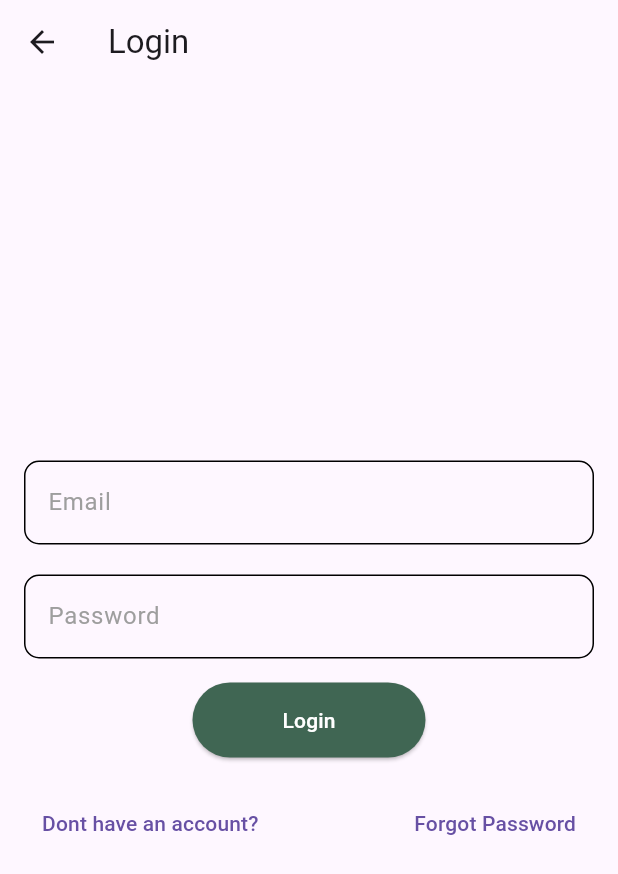
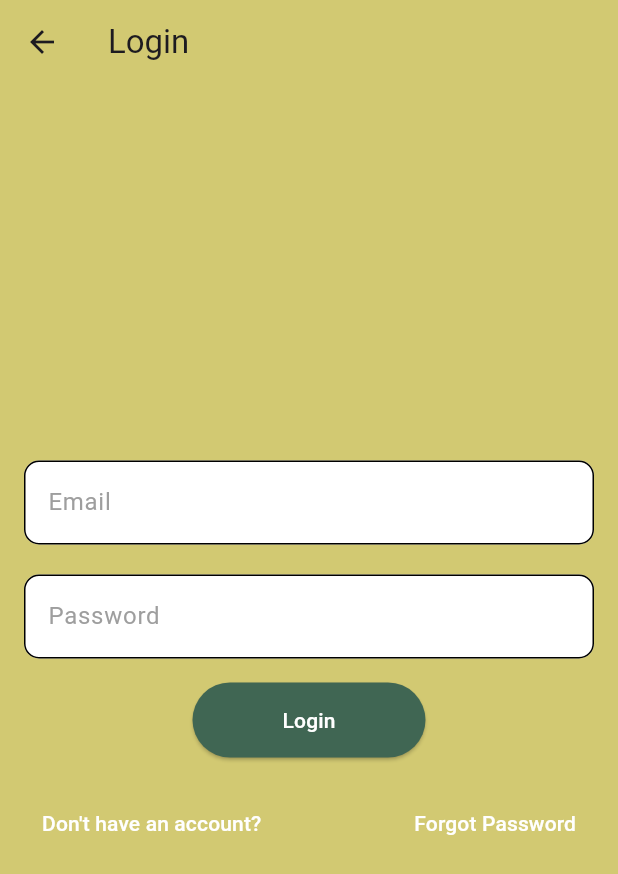
Before and after one commit to Ginsaama/Tricycle-Monitoring-Information-System, a Flutter app: the screen it shows after launch, after a tap on "Login", on a phone screen of 412 x 824 dp. Shown: the top 874 px of the screen. Run offline on Flutter 3.47's test engine with Material 3 defaults, Android fonts, the phone set to English and light mode, and no system bars; our stand-ins replace fluttertoast, sqflite; accounts and stored records are empty.

Commit message:
Revised Homepage, Login, Sign Up

```diff
--- a/lib/main.dart
+++ b/lib/main.dart
@@ -3,82 +3,108 @@ import 'package:login2/pages/loginPage.dart';
 import 'package:login2/pages/signupPage.dart';
 
 void main() {
-  runApp(MyApp());
+  runApp(const MyApp());
 }
 
 class MyApp extends StatelessWidget {
+  const MyApp({super.key});
+
   @override
   Widget build(BuildContext context) {
-    return MaterialApp(
-      title: 'Your App',
-      home: YourHomePage(), // Replace with your main home page
+    return const MaterialApp(
+      debugShowCheckedModeBanner: false,
+      home: Directionality(
+        textDirection: TextDirection.ltr,
+        child: YourHomePage(),
+      ),
     );
   }
 }
 
 class YourHomePage extends StatelessWidget {
+  const YourHomePage({super.key});
+
   @override
   Widget build(BuildContext context) {
-    return Scaffold(
-      appBar: AppBar(
-        title: Text('Home'),
+    return MaterialApp(
+      debugShowCheckedModeBanner: false,
+      home: Scaffold(
+        backgroundColor: const Color(0xFFD2C972),
+        body: Column(
+          children: <Widget>[
+            SizedBox(
+              height: MediaQuery.of(context).size.height * 0.7,
+              child: const Center(
+                child: Text(
+                  'TrikeGo',
+                  style: TextStyle(
+                    fontSize: 24,
+                    color: Colors.white,
                   ),
-      body: Center(
+                ),
+              ),
+            ),
+            SizedBox(
+              height: MediaQuery.of(context).size.height * 0.3,
+              child: Center(
                 child: Column(
                   mainAxisAlignment: MainAxisAlignment.center,
-          children: [
-            Spacer(),
-            Container(
-              width: double.infinity,
-              margin: EdgeInsets.all(10.0),
+                  children: <Widget>[
+                    Padding(
+                      padding: const EdgeInsets.all(8.0),
                       child: ElevatedButton(
                         onPressed: () {
                           Navigator.push(
                             context,
-                    MaterialPageRoute(builder: (context) => SignUpScreen()),
+                            MaterialPageRoute(
+                              builder: (context) => SignUpScreen(),
+                            ),
                           );
                         },
                         style: ElevatedButton.styleFrom(
-                  padding: const EdgeInsets.symmetric(
-                    vertical: 15,
-                    horizontal: 60,
+                          backgroundColor:
+                              const Color.fromARGB(255, 102, 96, 20),
+                          fixedSize:
+                              Size(MediaQuery.of(context).size.width, 60),
                         ),
-                  backgroundColor: Color.fromARGB(255, 102, 96, 20),
-                  foregroundColor: Colors.white,
-                  shape: RoundedRectangleBorder(
-                    borderRadius: BorderRadius.circular(40),
+                        child: const Text(
+                          'Sign Up',
+                          style: TextStyle(color: Colors.white, fontSize: 24),
                         ),
                       ),
-                child: Text('Sign Up'),
                     ),
-            ),
-            SizedBox(height: 10),
-            Container(
-              margin: EdgeInsets.all(10.0),
-              width: double.infinity,
+                    Padding(
+                      padding: const EdgeInsets.all(8.0),
                       child: ElevatedButton(
                         onPressed: () {
                           Navigator.push(
                             context,
-                    MaterialPageRoute(builder: (context) => LoginScreen()),
+                            MaterialPageRoute(
+                              builder: (context) => LoginScreen(),
+                            ),
                           );
-                  // Add any other buttons or functionality for your home page
                         },
                         style: ElevatedButton.styleFrom(
-                  padding: const EdgeInsets.symmetric(
-                    vertical: 15,
-                    horizontal: 60,
-                  ),
-                  backgroundColor: Color.fromARGB(255, 64, 102, 83),
-                  foregroundColor: Colors.white,
-                  shape: RoundedRectangleBorder(
-                    borderRadius: BorderRadius.circular(40),
+                          backgroundColor:
+                              const Color.fromARGB(255, 64, 102, 83),
+                          fixedSize: Size(
+                            MediaQuery.of(context).size.width,
+                            60,
                           ),
                         ),
-                child: Text('Login'),
+                        child: const Text(
+                          'Login',
+                          style: TextStyle(
+                            color: Colors.white,
+                            fontSize: 24,
                           ),
                         ),
-            SizedBox(height: 10),
+                      ),
+                    ),
+                  ],
+                ),
+              ),
+            ),
           ],
         ),
       ),
--- a/lib/pages/loginPage.dart
+++ b/lib/pages/loginPage.dart
@@ -1,9 +1,13 @@
 import 'package:flutter/material.dart';
+import 'package:flutter/services.dart';
+import 'package:fluttertoast/fluttertoast.dart';
 import 'package:login2/database/db_helper.dart';
 import 'package:login2/model/users.dart';
 import 'package:login2/pages/homePage.dart';
 
 class LoginScreen extends StatefulWidget {
+  const LoginScreen({super.key});
+
   @override
   _LoginScreenState createState() => _LoginScreenState();
 }
@@ -19,19 +23,37 @@ class _LoginScreenState extends State<LoginScreen> {
     User? user = await DatabaseHelper.instance.getUser(username, password);
 
     if (user != null) {
-      // Successful login
-      print('Login successful');
+      _usernameController.clear();
+      _passwordController.clear();
+      Fluttertoast.showToast(
+        msg: "Successfully logged in! Welcome, ${user.username}.",
+        toastLength: Toast.LENGTH_LONG,
+        gravity: ToastGravity.CENTER,
+        timeInSecForIosWeb: 1,
+        backgroundColor: Colors.red,
+        textColor: Colors.white,
+        fontSize: 16.0,
+      );
     } else {
-      // Failed login
-      print('Login failed');
+      Fluttertoast.showToast(
+        msg: "Invalid username or password. Please try again.",
+        toastLength: Toast.LENGTH_LONG,
+        gravity: ToastGravity.CENTER,
+        timeInSecForIosWeb: 1,
+        backgroundColor: Colors.red,
+        textColor: Colors.white,
+        fontSize: 16.0,
+      );
     }
   }
 
   @override
   Widget build(BuildContext context) {
     return Scaffold(
+      backgroundColor: const Color(0xFFD2C972),
       appBar: AppBar(
-        title: Text('Login'),
+        title: const Text('Login'),
+        backgroundColor: Colors.transparent,
       ),
       body: Padding(
         padding: const EdgeInsets.all(16.0),
@@ -43,51 +65,59 @@ class _LoginScreenState extends State<LoginScreen> {
               decoration: InputDecoration(
                 enabledBorder: OutlineInputBorder(
                   borderRadius: BorderRadius.circular(10),
-                    borderSide: BorderSide(
+                  borderSide: const BorderSide(
                     color: Colors.black,
                   ),
                 ),
+                filled: true,
+                fillColor: Colors.white,
                 focusedBorder: OutlineInputBorder(
                   borderRadius: BorderRadius.circular(10),
-                    borderSide: BorderSide(
+                  borderSide: const BorderSide(
                     color: Colors.black,
                   ),
                 ),
                 hintText: "Email",
-                  hintStyle: TextStyle(color: Colors.grey),
+                hintStyle: const TextStyle(color: Colors.grey),
                 border: OutlineInputBorder(
                   borderRadius: BorderRadius.circular(10),
-                  )),
                 ),
-            SizedBox(height: 20),
+              ),
+            ),
+            const SizedBox(height: 20),
             TextField(
               controller: _passwordController,
               obscureText: true,
               decoration: InputDecoration(
                 enabledBorder: OutlineInputBorder(
                   borderRadius: BorderRadius.circular(10),
-                    borderSide: BorderSide(
+                  borderSide: const BorderSide(
                     color: Colors.black,
                   ),
                 ),
+                filled: true,
+                fillColor: Colors.white,
                 focusedBorder: OutlineInputBorder(
                   borderRadius: BorderRadius.circular(10),
-                    borderSide: BorderSide(
+                  borderSide: const BorderSide(
                     color: Colors.black,
                   ),
                 ),
                 hintText: "Password",
-                  hintStyle: TextStyle(color: Colors.grey),
+                hintStyle: const TextStyle(color: Colors.grey),
                 border: OutlineInputBorder(
                   borderRadius: BorderRadius.circular(10),
-                  )),
                 ),
-            SizedBox(height: 16),
+              ),
+            ),
+            const SizedBox(height: 16),
             ElevatedButton(
               onPressed: () {
                 Navigator.push(
                   context,
-                  MaterialPageRoute(builder: (context) => NavigationBarApp()),
+                  MaterialPageRoute(
+                    builder: (context) => const NavigationBarApp(),
+                  ),
                 );
               },
               style: ElevatedButton.styleFrom(
@@ -95,27 +125,37 @@ class _LoginScreenState extends State<LoginScreen> {
                   vertical: 15,
                   horizontal: 60,
                 ),
-                backgroundColor: Color.fromARGB(255, 64, 102, 83),
+                backgroundColor: const Color.fromARGB(255, 64, 102, 83),
                 foregroundColor: Colors.white,
                 shape: RoundedRectangleBorder(
                   borderRadius: BorderRadius.circular(40),
                 ),
               ),
-              child: Text('Login'),
+              child: const Text('Login'),
             ),
-            SizedBox(
+            const SizedBox(
               height: 20,
             ),
             Row(
               children: [
                 TextButton(
                   onPressed: () {},
-                  child: Text('Dont have an account?'),
+                  child: const Text(
+                    'Don\'t have an account?',
+                    style: TextStyle(
+                      color: Colors.white,
                     ),
-                Spacer(),
+                  ),
+                ),
+                const Spacer(),
                 TextButton(
                   onPressed: () {},
-                  child: Text('Forgot Password'),
+                  child: const Text(
+                    'Forgot Password',
+                    style: TextStyle(
+                      color: Colors.white,
+                    ),
+                  ),
                 ),
               ],
             )
--- a/pubspec.yaml
+++ b/pubspec.yaml
@@ -37,6 +37,7 @@ dependencies:
   # SQLite
   sqflite: ^2.0.0
   path: ^1.8.0
+  fluttertoast: ^8.2.4
   google_sign_in: ^6.2.1
 
 dev_dependencies:
```
Also changed, not shown: lib/pages/signupPage.dart (+51 -19 lines). Lines whose indentation alone changed are shown as unchanged.
